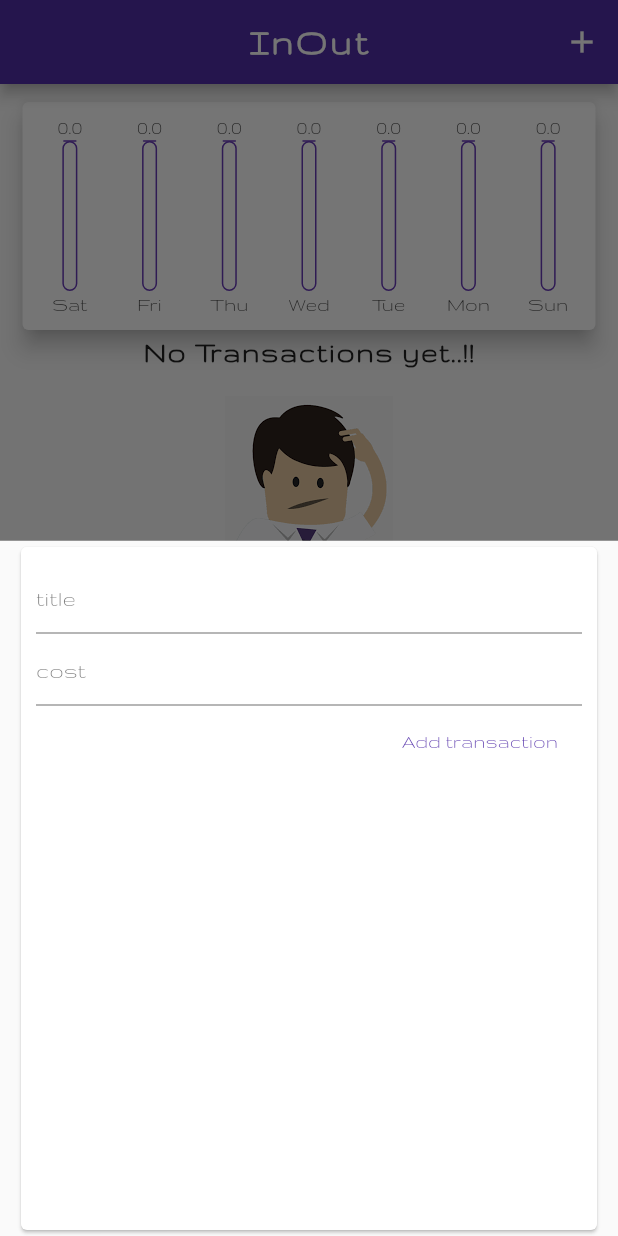
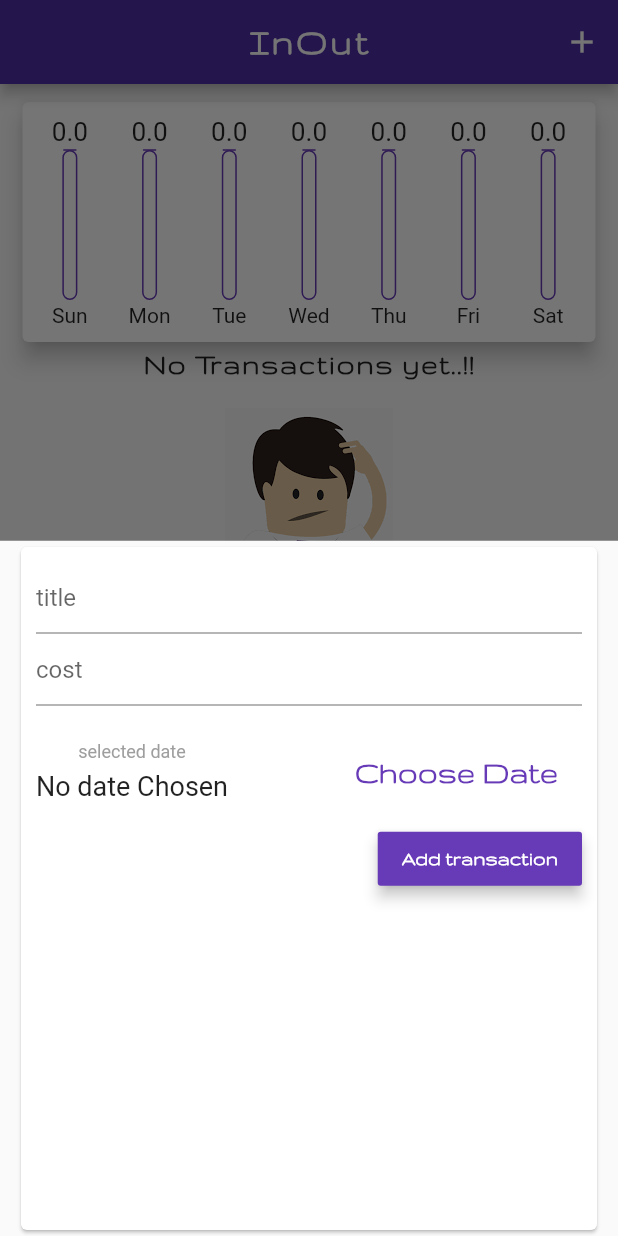
Before and after one commit to ziyadonji/Inout-expense-app, a Flutter app: the screen it shows after launch, after a tap on the "add" icon, on a phone screen of 412 x 824 dp. Run offline on Flutter 3.47's test engine with Material 2 defaults, Android fonts, the phone set to English and light mode, and no system bars.

Commit message:
date picker added

```diff
--- a/lib/main.dart
+++ b/lib/main.dart
@@ -17,7 +17,11 @@ class MyApp extends StatelessWidget {
         primarySwatch: Colors.deepPurple,
         accentColor: Colors.amberAccent,
         fontFamily: 'Gruppo',
-        textTheme: TextTheme(
+        textTheme: ThemeData.light().textTheme.copyWith(
+          button: TextStyle(
+            fontWeight: FontWeight.bold,
+            color: Colors.white
+          ),
           headline6: TextStyle(
               fontSize: 20,
               letterSpacing: 1,
@@ -69,6 +73,9 @@ class _HomeState extends State<Home> {
       },
     );
   }
+
+
+
 
    final  List<Transaction> _transaction = [
     // Transaction(
--- a/lib/widgets/chart.dart
+++ b/lib/widgets/chart.dart
@@ -25,7 +25,7 @@ class Chart extends StatelessWidget {
       print(DateFormat.E().format(weakDay));
       return Bar(DateFormat.E().format(weakDay),double.parse(amount.toStringAsFixed(0)));
 
-    });
+    }).reversed.toList();
   }
 
   double get totalSum{
--- a/lib/widgets/chart_bar.dart
+++ b/lib/widgets/chart_bar.dart
@@ -12,7 +12,9 @@ class ChartBar extends StatelessWidget {
     return Column(
       children: <Widget>[
         SizedBox(height: 5),
-         FittedBox(child: Text(totalAmountSpent.toString())),
+         Container(
+           height: 20,
+           child: FittedBox(child: Text(totalAmountSpent.toString()))),
         SizedBox(height: 2),
         Container(
           height: 100,
--- a/lib/widgets/new_transaction.dart
+++ b/lib/widgets/new_transaction.dart
@@ -1,4 +1,5 @@
 import "package:flutter/material.dart";
+import 'package:intl/intl.dart';
 
 class NewTransaction extends StatefulWidget {
   final Function addTransaction;
@@ -9,15 +10,31 @@ class NewTransaction extends StatefulWidget {
 }
 
 class _NewTransactionState extends State<NewTransaction> {
+  final title = TextEditingController();
+  final amount = TextEditingController();
+  DateTime selectedDate;
+  void presentDatePicker() {
+    showDatePicker(
+            context: context,
+            initialDate: DateTime.now(),
+            firstDate: DateTime(2020),
+            lastDate: DateTime.now())
+        .then((value) {
+      if (value == null) {
+        return;
+      }
+      setState(() {
+        selectedDate=value;
+      });
 
-  final title = TextEditingController();
-
-  final amount = TextEditingController();
+    });
+  }
 
   void submitData() {
     final titleEntered = title.text;
     final amountEntered = double.parse(amount.text);
-    if (titleEntered.isEmpty || amountEntered<=-1) {
+
+    if (titleEntered.isEmpty || amountEntered <= -1) {
       return;
     }
     widget.addTransaction(amountEntered, titleEntered);
@@ -50,11 +67,45 @@ class _NewTransactionState extends State<NewTransaction> {
                 keyboardType: TextInputType.number,
                 decoration: InputDecoration(hintText: "cost"),
               ),
-              FlatButton(
-                onPressed: submitData,
-                child: Text(
-                  'Add transaction',
-                  style: TextStyle(color: Colors.deepPurple[700]),
+              SizedBox(
+                height: 20,
+              ),
+              Row(
+                mainAxisAlignment: MainAxisAlignment.spaceBetween,
+                children: <Widget>[
+                  Column(
+                    children: <Widget>[
+                      Text('selected date',style:TextStyle(fontSize: 12,color: Colors.grey)),
+                      SizedBox(height: 5,),
+                      Text( (selectedDate==null?"No date Chosen":DateFormat.yMd().format(selectedDate)),style: TextStyle(fontSize: 18),),
+                    ],
+                  ),
+
+                  FlatButton(
+                      onPressed: presentDatePicker,
+                      child: Text(
+                        "Choose Date",
+                        style: TextStyle(
+                            fontSize: 22,
+                            fontWeight: FontWeight.bold,
+                            color: Theme.of(context).primaryColor),
+                      ))
+                ],
+              ),
+              SizedBox(
+                height: 10,
+              ),
+              Container(
+                margin: EdgeInsets.only(left: 30),
+                child: RaisedButton(
+                  elevation: 4,
+                  onPressed: submitData,
+                  color: Theme.of(context).primaryColor,
+                  child: Text(
+                    'Add transaction',
+                    style: TextStyle(
+                        color: Theme.of(context).textTheme.button.color),
+                  ),
                 ),
               ),
             ],
```
Also changed, not shown: lib/widgets/transaction_list.dart (+32 -2 lines).
